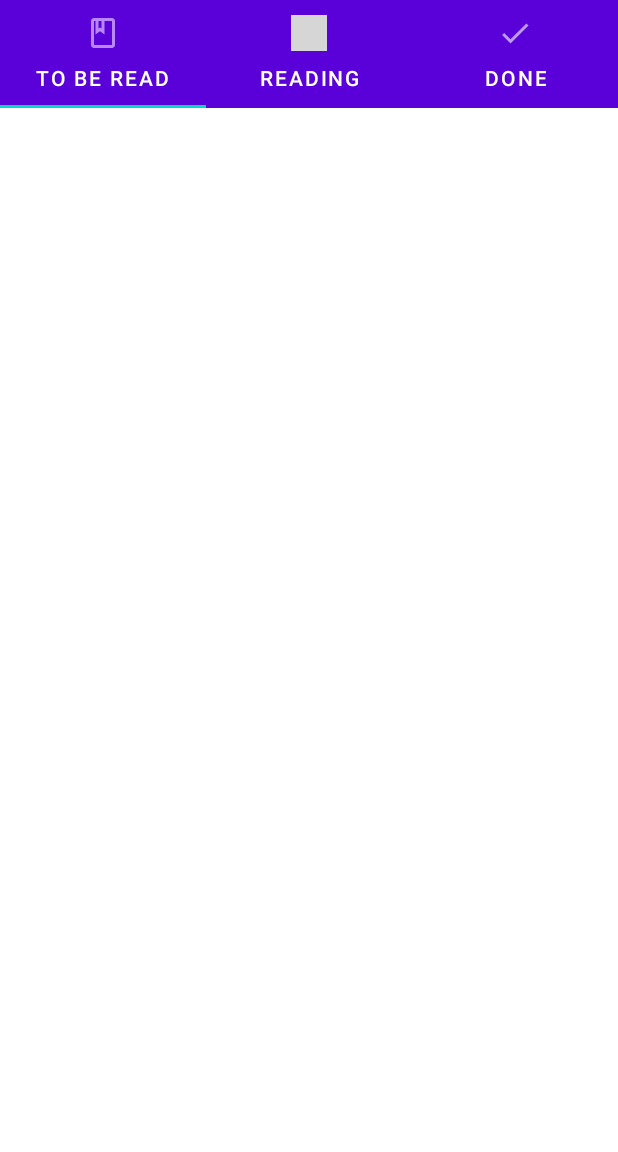
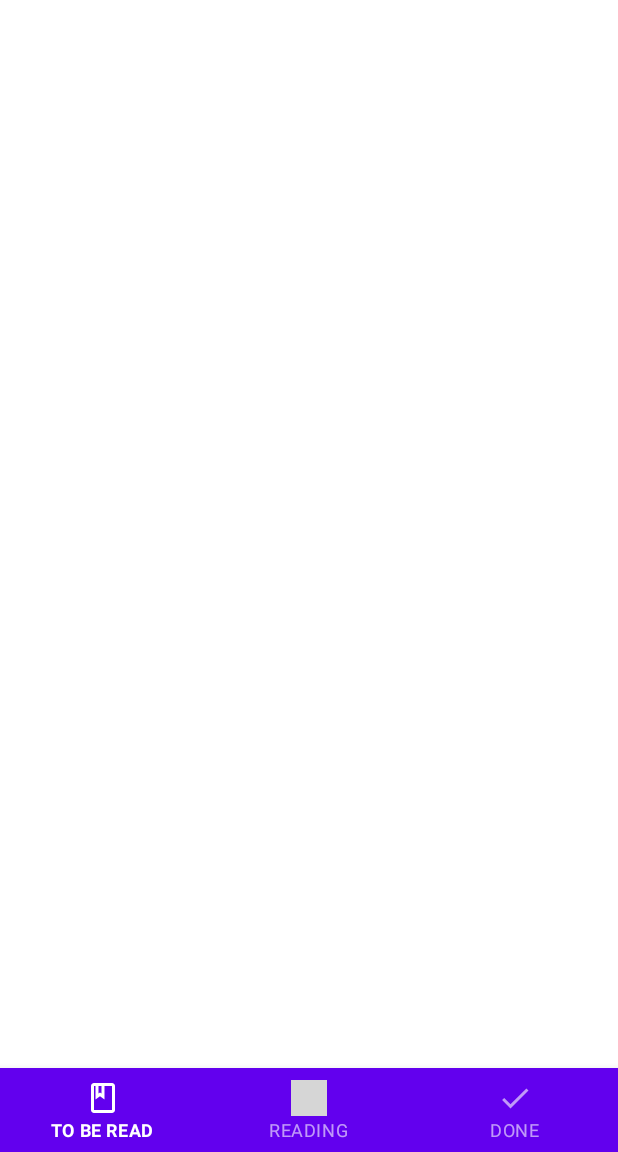
Before and after one commit to adiRandom/Tracky, an Android app: the screen it shows after launch (MainActivity), on a phone screen of 412 x 824 dp, the part 84-1236 px from its top. Run offline under Robolectric (Android 15) with nearby library versions, the light colour scheme and no system bars; our stand-ins replace Room's generated code; grey boxes are pictures that could not be loaded.

Commit message:
V 1.3.0- Final design

```diff
--- a/app/build.gradle
+++ b/app/build.gradle
@@ -17,8 +17,8 @@ android {
         applicationId "com.adi_random.tracky"
         minSdkVersion 23
         targetSdkVersion 29
-        versionCode 15
-        versionName "1.2.4"
+        versionCode 16
+        versionName "1.3.0"
 
         testInstrumentationRunner "androidx.test.runner.AndroidJUnitRunner"
     }
--- a/app/src/main/java/com/adi_random/tracky/ui/main/MainFragment.kt
+++ b/app/src/main/java/com/adi_random/tracky/ui/main/MainFragment.kt
@@ -8,7 +8,6 @@ import androidx.fragment.app.Fragment
 import androidx.viewpager2.widget.ViewPager2
 import com.adi_random.tracky.R
 import com.adi_random.tracky.databinding.FragmentMainBinding
-import com.google.android.material.tabs.TabLayoutMediator
 
 
 /**
@@ -39,14 +38,41 @@ class MainFragment : Fragment() {
         viewPager2.adapter = viewPagerAdapter
         viewPager2.isUserInputEnabled = false
 
-        //init the tab layout
+        //Link viewpager and bottom navigation
 
-        binding.tabLayout.apply {
-            TabLayoutMediator(this, viewPager2) { tab, position ->
-                tab.text = TAB_LAYOUT_LABELS[position]
-                tab.setIcon(TAB_LAYOUT_ICONS[position])
-            }.attach()
+        binding.bottomNavigation.setOnNavigationItemSelectedListener {
+            when (it.itemId) {
+                R.id.nav_to_be_read_list -> {
+                    viewPager2.setCurrentItem(0)
+                    true
+                }
+                R.id.nav_reading_list -> {
+                    viewPager2.setCurrentItem(1)
+                    true
+                }
+                R.id.nav_done_list -> {
+                    viewPager2.setCurrentItem(2)
+                    true
+                }
+                else -> false
+            }
         }
+
+        binding.viewPager.registerOnPageChangeCallback(object : ViewPager2.OnPageChangeCallback() {
+            override fun onPageSelected(position: Int) {
+                super.onPageSelected(position)
+                when (position) {
+                    0 -> binding.bottomNavigation.menu.findItem(R.id.nav_to_be_read_list).isChecked =
+                        true
+                    1 -> binding.bottomNavigation.menu.findItem(R.id.nav_reading_list).isChecked =
+                        true
+                    2 -> binding.bottomNavigation.menu.findItem(R.id.nav_done_list).isChecked =
+                        true
+                }
+            }
+
+        })
+
 
     }
 
--- a/app/src/main/res/layout/fragment_main.xml
+++ b/app/src/main/res/layout/fragment_main.xml
@@ -1,49 +1,40 @@
 <?xml version="1.0" encoding="utf-8"?>
-<LinearLayout xmlns:android="http://schemas.android.com/apk/res/android"
+<androidx.constraintlayout.widget.ConstraintLayout xmlns:android="http://schemas.android.com/apk/res/android"
     xmlns:app="http://schemas.android.com/apk/res-auto"
     xmlns:tools="http://schemas.android.com/tools"
     android:id="@+id/main_fragment__root_layout"
-    android:background="#ffffff"
     android:layout_width="match_parent"
     android:layout_height="match_parent"
+    android:background="#ffffff"
+    android:baselineAligned="false"
+
     android:orientation="vertical"
     tools:context=".ui.main.MainFragment">
 
-    <com.google.android.material.tabs.TabLayout
-        android:id="@+id/tab_layout"
-        app:tabMode="fixed"
-        android:layout_width="match_parent"
-        android:layout_height="wrap_content"
-        android:background="@color/colorPrimaryAlt"
-        app:layout_constraintStart_toStartOf="parent"
-        app:layout_constraintTop_toBottomOf="@+id/toolbar"
-        app:tabIndicatorColor="@color/colorAccent"
-        app:tabTextColor="@color/design_default_color_background">
-
-        <com.google.android.material.tabs.TabItem
-            android:layout_width="wrap_content"
-            android:layout_height="wrap_content"
-            android:icon="@drawable/ic_to_be_read_book"
-            android:text="@string/tab_item_first" />
-
-        <com.google.android.material.tabs.TabItem
-            android:layout_width="wrap_content"
-            android:layout_height="wrap_content"
-            android:icon="@drawable/ic_reading_book_24"
-            android:text="@string/tab_item_second" />
-
-        <com.google.android.material.tabs.TabItem
-            android:layout_width="wrap_content"
-            android:layout_height="wrap_content"
-            android:icon="@drawable/ic_baseline_done_24"
-            android:text="@string/tab_item_third" />
-    </com.google.android.material.tabs.TabLayout>
 
     <androidx.viewpager2.widget.ViewPager2
         android:id="@+id/view_pager"
         android:layout_width="match_parent"
-        android:layout_height="match_parent">
+        android:layout_height="0dp"
+        android:paddingTop="4dp"
+        android:paddingBottom="8dp"
+        app:layout_constraintBottom_toTopOf="@id/bottom_navigation"
+        app:layout_constraintStart_toStartOf="parent"
+        app:layout_constraintTop_toTopOf="parent"
+        app:layout_constraintVertical_bias="0.0">
 
     </androidx.viewpager2.widget.ViewPager2>
 
-</LinearLayout>
+    <com.google.android.material.bottomnavigation.BottomNavigationView
+        android:id="@+id/bottom_navigation"
+        android:layout_width="match_parent"
+        android:layout_height="wrap_content"
+        app:itemBackground="@color/colorPrimary"
+        app:labelVisibilityMode="auto"
+        app:layout_constraintBottom_toBottomOf="parent"
+        app:layout_constraintStart_toStartOf="parent"
+        app:menu="@menu/bottom_navigation_menu">
+
+    </com.google.android.material.bottomnavigation.BottomNavigationView>
+
+</androidx.constraintlayout.widget.ConstraintLayout>
--- /dev/null
+++ b/app/src/main/res/menu/bottom_navigation_menu.xml
@@ -0,0 +1,19 @@
+<?xml version="1.0" encoding="utf-8"?>
+<menu xmlns:android="http://schemas.android.com/apk/res/android">
+
+    <item
+        android:id="@+id/nav_to_be_read_list"
+        android:enabled="true"
+        android:icon="@drawable/ic_to_be_read_book"
+        android:title="@string/to_be_read" />
+    <item
+        android:id="@+id/nav_reading_list"
+        android:enabled="true"
+        android:icon="@drawable/ic_reading_book_24"
+        android:title="@string/reading" />
+    <item
+        android:id="@+id/nav_done_list"
+        android:enabled="true"
+        android:icon="@drawable/ic_baseline_done_24"
+        android:title="@string/done" />
+</menu>
--- a/app/src/main/res/values/strings.xml
+++ b/app/src/main/res/values/strings.xml
@@ -12,4 +12,7 @@
     <!-- TODO: Remove or change this placeholder text -->
     <string name="hello_blank_fragment">Hello blank fragment</string>
     <string name="search_result_icon_description">Search result icon</string>
+    <string name="to_be_read">TO BE READ</string>
+    <string name="reading">READING</string>
+    <string name="done">DONE</string>
 </resources>
--- a/app/src/main/res/values/styles.xml
+++ b/app/src/main/res/values/styles.xml
@@ -11,6 +11,8 @@
         <item name="windowActionBar">false</item>
         <item name="windowNoTitle">true</item>
         <item name="android:colorBackground">#ffffff</item>
+        <item name="colorPrimary">#ffffff</item>
+        <item name="colorOnPrimary">#ffffffff</item>
     </style>
 
     <style name="AppTheme.AppBarOverlay" parent="ThemeOverlay.AppCompat.Dark.ActionBar" />
```
